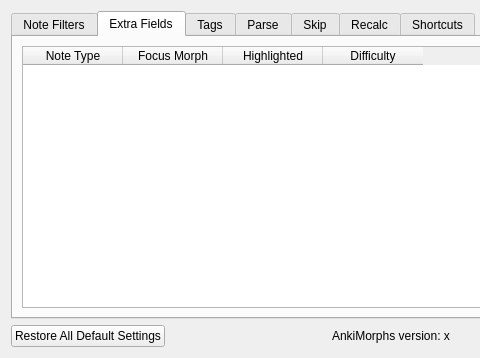
Above: ankimorphs/ui/settings_dialog.ui from mortii/anki-morphs before the change; both pictures show x 0 to 480 and y 0 to 358 of the 793 by 358 pixel window. Below: the same form after it.
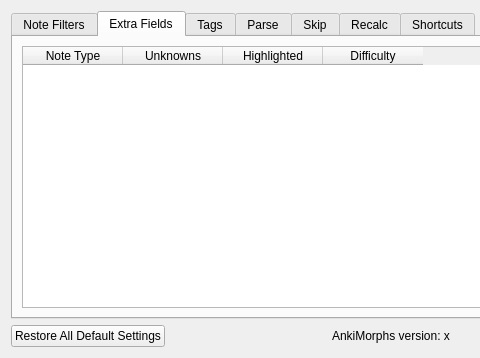
That is the form after the change. The open tabs and pages were chosen to show the change.

Commit message: renamed extra field 'focus morph' to 'unknowns'

Patch:
```diff
--- a/ankimorphs/ui/settings_dialog.ui
+++ b/ankimorphs/ui/settings_dialog.ui
@@ -116,7 +116,7 @@
              </column>
              <column>
               <property name="text">
-               <string>Focus Morph</string>
+               <string>Unknowns</string>
               </property>
              </column>
              <column>
```
The commit also changes 5 other files.
